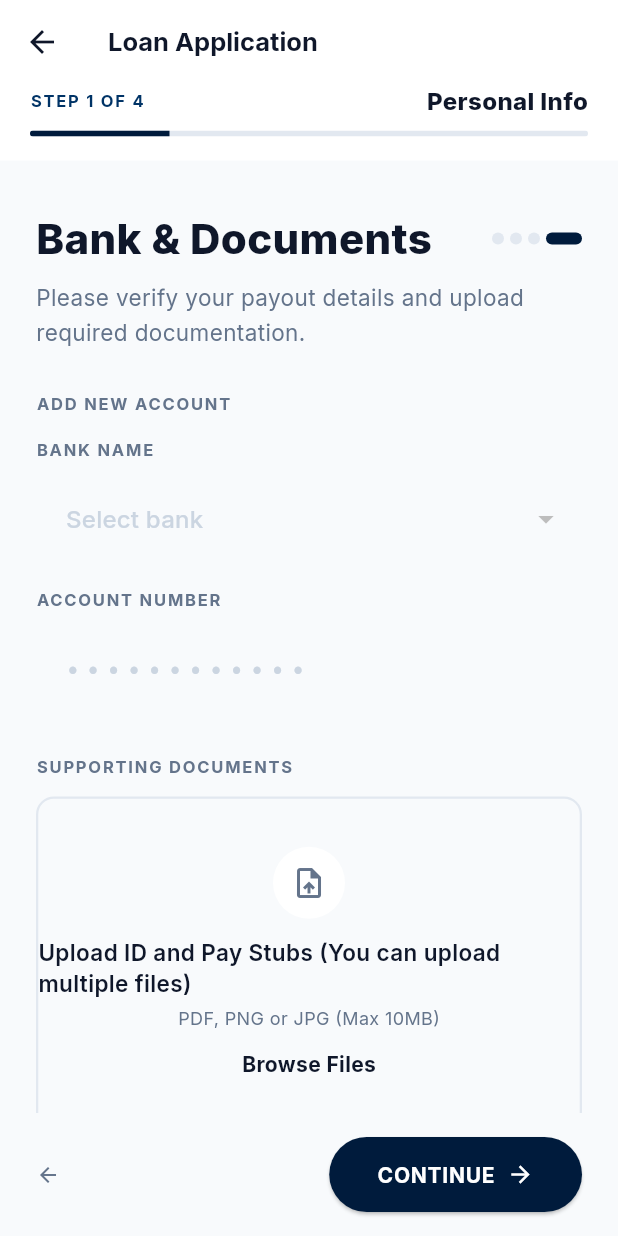
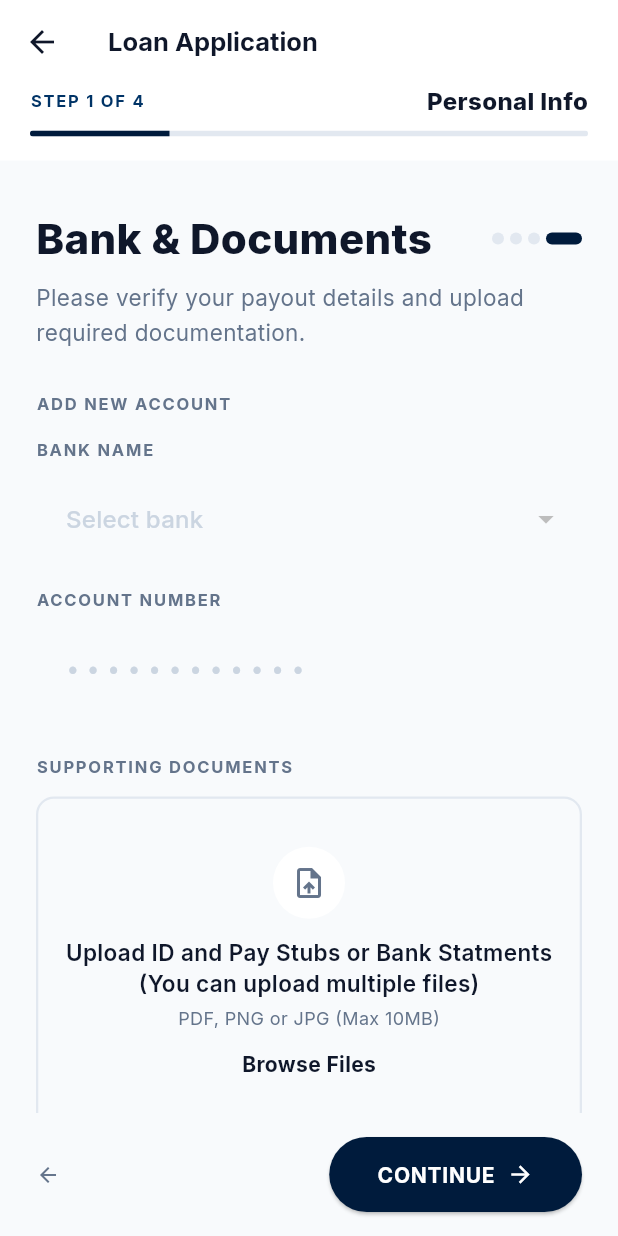
Before and after one commit to aemofinance-png/aemoApp, a Flutter app: the LoanApplicationScreen screen opened by its route, swiped to page 4, on a phone screen of 412 x 824 dp. Run offline on Flutter 3.47's test engine with Material 3 defaults, Android fonts, the phone set to English and light mode, and no system bars; our stand-ins replace cloud_firestore, equatable, file_picker, firebase_auth, firebase_core, firebase_storage and 7 more; missing offline and left inert: dart:html, dart:js_interop, pdfx; accounts and stored records are empty.

Commit message:
minor changes

```diff
--- a/lib/features/loan_application/screens/loan_application_screen.dart
+++ b/lib/features/loan_application/screens/loan_application_screen.dart
@@ -1167,6 +1167,8 @@ class _LoanApplicationScreenState extends ConsumerState<LoanApplicationScreen> {
                       border: Border.all(color: AppColors.border, width: 1.5),
                     ),
                     child: Column(
+                      mainAxisAlignment: MainAxisAlignment.center,
+                      crossAxisAlignment: CrossAxisAlignment.center,
                       children: [
                         Container(
                           width: 48,
@@ -1180,7 +1182,15 @@ class _LoanApplicationScreenState extends ConsumerState<LoanApplicationScreen> {
                         ),
                         const SizedBox(height: 12),
                         const Text(
-                          'Upload ID and Pay Stubs (You can upload multiple files)',
+                          'Upload ID and Pay Stubs or Bank Statments',
+                          style: TextStyle(
+                            fontSize: 15,
+                            fontWeight: FontWeight.w600,
+                            color: AppColors.textPrimary,
+                          ),
+                        ),
+                        const Text(
+                          '(You can upload multiple files)',
                           style: TextStyle(
                             fontSize: 15,
                             fontWeight: FontWeight.w600,
```
Also changed, not shown: 2 other files.
